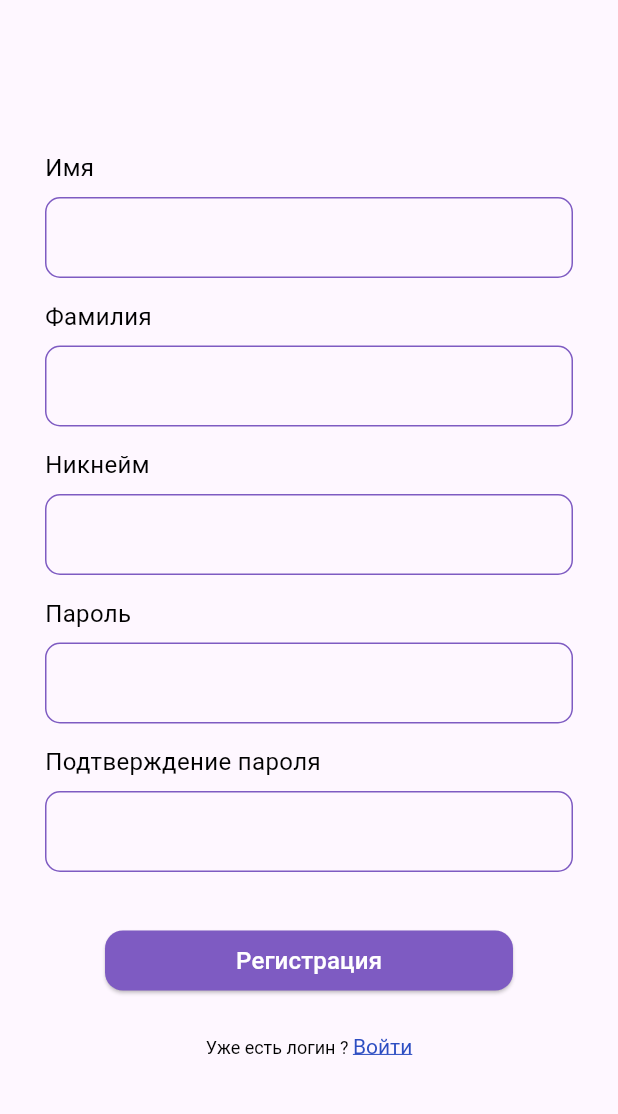
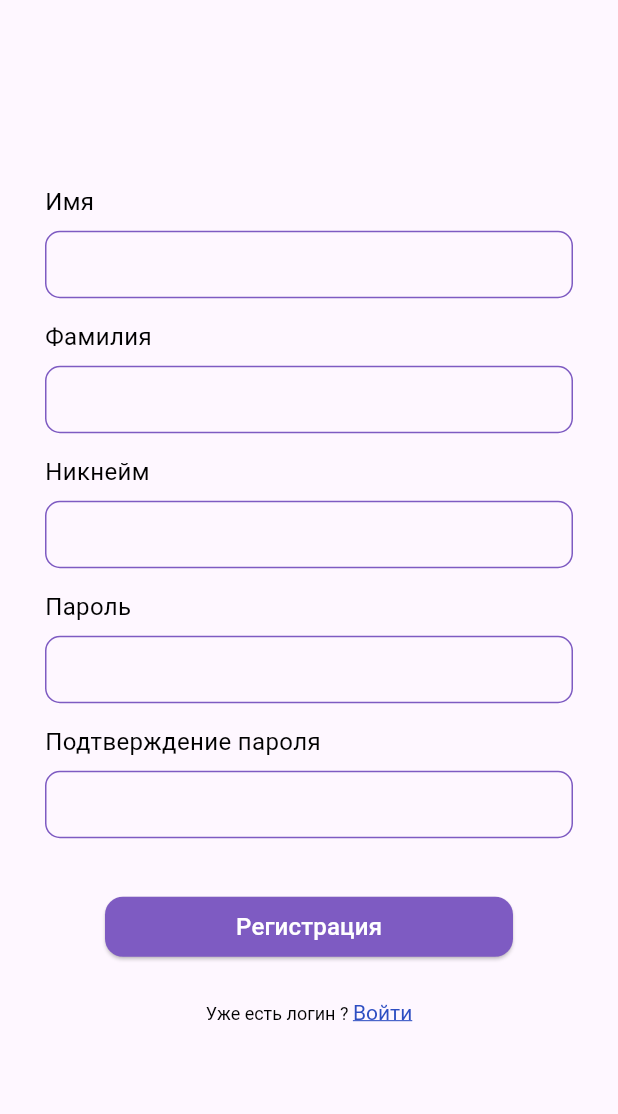
Before and after one commit to denihero/megalab-intership, a Flutter app: the screen it shows after launch, on a phone screen of 412 x 824 dp, the part 82-1196 px from its top. Run offline on Flutter 3.47's test engine with Material 2 defaults, Android fonts, the phone set to English and light mode, and no system bars; our stand-ins replace bloc, cached_network_image, dartz, device_preview, dio, equatable and 10 more; Roboto replaces fonts that are missing (Ubuntu).

Commit message:
fix: register page UI fix

```diff
--- a/lib/future/auth/login/presentation/page/login_page.dart
+++ b/lib/future/auth/login/presentation/page/login_page.dart
@@ -123,7 +123,7 @@ class _LoginScreenState extends State<LoginScreen> {
                           TextSpan(
                               recognizer: TapGestureRecognizer()
                                 ..onTap = () {
-                                  Navigator.push(
+                                  Navigator.pushReplacement(
                                     context,
                                     MaterialPageRoute(
                                         builder: (context) =>
--- a/lib/future/auth/register/presentation/pages/registration_page.dart
+++ b/lib/future/auth/register/presentation/pages/registration_page.dart
@@ -112,17 +112,20 @@ class _RegistrationScreenState extends State<RegistrationScreen> {
                               TextFormFieldWidget(
                                 title: 'Имя',
                                 controller: _nameController,
+                                height: 45,
                                 enabled: true,
                               ),
                               TextFormFieldWidget(
                                 title: 'Фамилия',
                                 controller: _surnameController,
                                 enabled: true,
+                                height: 45,
                               ),
                               TextFormFieldWidget(
                                 title: 'Никнейм',
                                 controller: _nicknameController,
                                 enabled: true,
+                                height: 45,
                                 focusNode: _nicknameFocusNode,
                                 onEditComplete: () {
                                   _scrollController.animateTo(120,
@@ -137,6 +140,7 @@ class _RegistrationScreenState extends State<RegistrationScreen> {
                                 controller: _passwordController,
                                 focusNode: _passwordFocusNode,
                                 enabled: true,
+                                height: 45,
                                 obscureText: true,
                                 onEditComplete: () {
                                   _scrollController.animateTo(220,
@@ -150,6 +154,7 @@ class _RegistrationScreenState extends State<RegistrationScreen> {
                                 title: 'Подтверждение пароля',
                                 controller: _password2Controller,
                                 enabled: true,
+                                height: 45,
                                 obscureText: true,
                               ),
                               const SizedBox(
@@ -200,7 +205,7 @@ class _RegistrationScreenState extends State<RegistrationScreen> {
                                   TextSpan(
                                       recognizer: TapGestureRecognizer()
                                         ..onTap = () {
-                                          Navigator.push(
+                                          Navigator.pushReplacement(
                                             context,
                                             MaterialPageRoute(
                                                 builder: (context) =>
```
